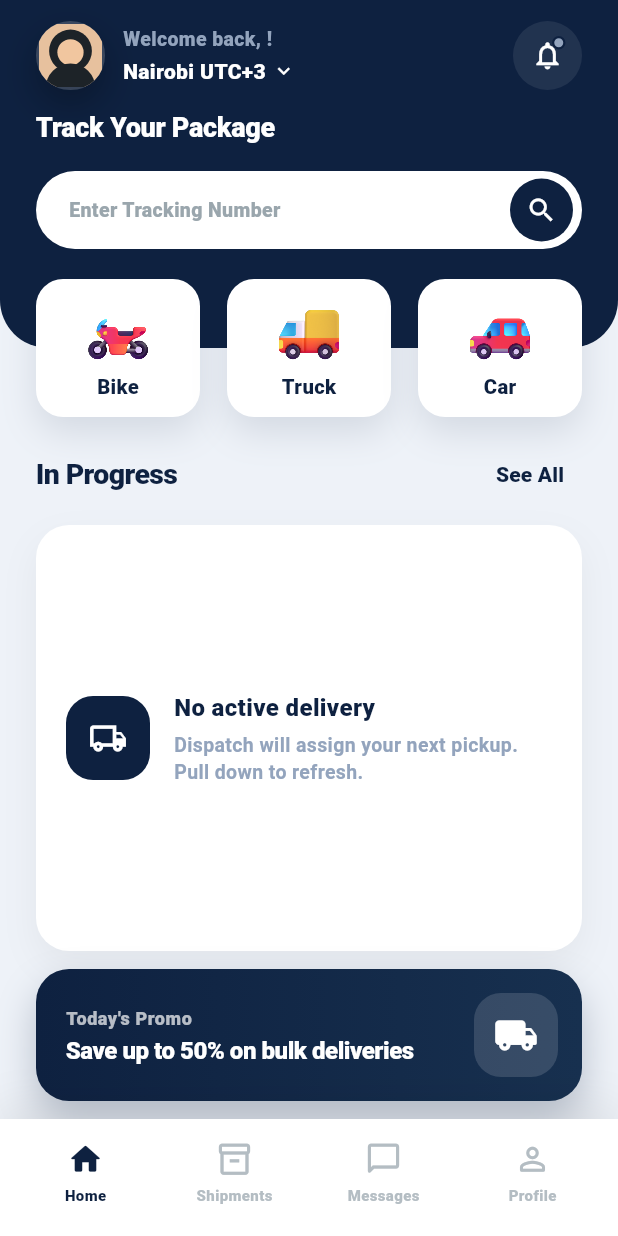
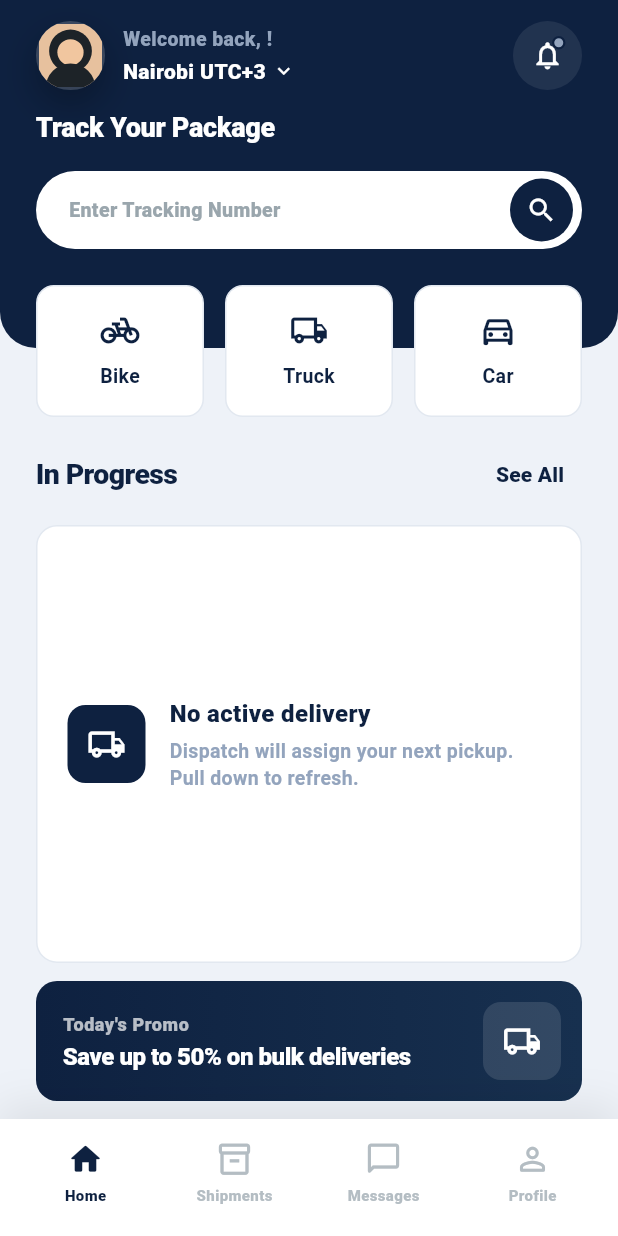
Before and after one commit to peter-tabani/logistics-system, a Flutter app: the DriverHomeScreen screen opened directly with empty values, on a phone screen of 412 x 824 dp. Run offline on Flutter 3.47's test engine with Material 3 defaults, Android fonts, the phone set to English and light mode, and no system bars; our stand-ins replace flutter_map, geolocator, google_maps_flutter, latlong2, shared_preferences; accounts and stored records are empty; network calls fail.

Commit message:
Enterprise-minimalist visual pass
- Replace colorful 3D vehicle images with uniform monochrome line icons
  (remove Fluent Emoji assets + pubspec entry)
- Tighter geometry across cards: radii to 12-14px, flat 1px #E2E8F0 borders
  instead of soft drop shadows, denser padding
- Sharper status tag (desaturated #F1F5F9 / slate, 8px), refined type weights
- Applies to home, shipments, messages, profile cards consistently

Co-Authored-By: Claude Opus 4.8 (1M context) <noreply@anthropic.com>

```diff
--- a/driver_app/lib/main.dart
+++ b/driver_app/lib/main.dart
@@ -1830,7 +1830,7 @@ class _DriverHomeScreenState extends State<DriverHomeScreen>
             padding: const EdgeInsets.fromLTRB(24, 14, 24, 66),
             decoration: const BoxDecoration(
               color: stanDark,
-              borderRadius: BorderRadius.vertical(bottom: Radius.circular(32)),
+              borderRadius: BorderRadius.vertical(bottom: Radius.circular(24)),
             ),
             child: Column(
               crossAxisAlignment: CrossAxisAlignment.stretch,
@@ -1905,24 +1905,21 @@ class _DriverHomeScreenState extends State<DriverHomeScreen>
               children: [
                 Expanded(
                   child: _buildTransportCard(
-                    asset: 'assets/vehicles/bike.png',
-                    fallbackIcon: Icons.two_wheeler,
+                    icon: Icons.pedal_bike,
                     label: 'Bike',
                   ),
                 ),
-                const SizedBox(width: 18),
+                const SizedBox(width: 14),
                 Expanded(
                   child: _buildTransportCard(
-                    asset: 'assets/vehicles/truck.png',
-                    fallbackIcon: Icons.local_shipping,
+                    icon: Icons.local_shipping_outlined,
                     label: 'Truck',
                   ),
                 ),
-                const SizedBox(width: 18),
+                const SizedBox(width: 14),
                 Expanded(
                   child: _buildTransportCard(
-                    asset: 'assets/vehicles/car.png',
-                    fallbackIcon: Icons.directions_car,
+                    icon: Icons.directions_car_outlined,
                     label: 'Car',
                   ),
                 ),
@@ -2064,43 +2061,25 @@ class _DriverHomeScreenState extends State<DriverHomeScreen>
     );
   }
 
-  Widget _buildTransportCard({
-    required String asset,
-    required IconData fallbackIcon,
-    required String label,
-  }) {
+  Widget _buildTransportCard({required IconData icon, required String label}) {
     return Container(
-      height: 92,
+      height: 88,
       decoration: BoxDecoration(
         color: Colors.white,
-        borderRadius: BorderRadius.circular(18),
-        boxShadow: [
-          BoxShadow(
-            color: stanDark.withValues(alpha: 0.12),
-            blurRadius: 20,
-            offset: const Offset(0, 10),
-          ),
-        ],
+        borderRadius: BorderRadius.circular(12),
+        border: Border.all(color: const Color(0xFFE2E8F0)),
       ),
       child: Column(
         mainAxisAlignment: MainAxisAlignment.center,
         children: [
-          Image.asset(
-            asset,
-            width: 46,
-            height: 46,
-            fit: BoxFit.contain,
-            filterQuality: FilterQuality.high,
-            errorBuilder: (_, _, _) =>
-                Icon(fallbackIcon, color: stanDark, size: 26),
-          ),
-          const SizedBox(height: 6),
+          Icon(icon, color: stanDark, size: 26),
+          const SizedBox(height: 8),
           Text(
             label,
             style: const TextStyle(
               color: stanDark,
-              fontSize: 13.5,
-              fontWeight: FontWeight.w900,
+              fontSize: 13,
+              fontWeight: FontWeight.w700,
             ),
           ),
         ],
@@ -2179,19 +2158,13 @@ class _DriverHomeScreenState extends State<DriverHomeScreen>
         });
         unawaited(_startTracking());
       },
-      borderRadius: BorderRadius.circular(24),
+      borderRadius: BorderRadius.circular(14),
       child: Container(
-        padding: const EdgeInsets.all(20),
+        padding: const EdgeInsets.all(16),
         decoration: BoxDecoration(
           color: Colors.white,
-          borderRadius: BorderRadius.circular(24),
-          boxShadow: [
-            BoxShadow(
-              color: stanDark.withValues(alpha: 0.08),
-              blurRadius: 24,
-              offset: const Offset(0, 12),
-            ),
-          ],
+          borderRadius: BorderRadius.circular(14),
+          border: Border.all(color: const Color(0xFFE2E8F0)),
         ),
         child: Column(
           crossAxisAlignment: CrossAxisAlignment.start,
@@ -2210,19 +2183,19 @@ class _DriverHomeScreenState extends State<DriverHomeScreen>
                         overflow: TextOverflow.ellipsis,
                         style: const TextStyle(
                           color: stanDark,
-                          fontSize: 17,
-                          fontWeight: FontWeight.w900,
+                          fontSize: 16,
+                          fontWeight: FontWeight.w800,
                           letterSpacing: -0.2,
                         ),
                       ),
-                      const SizedBox(height: 2),
+                      const SizedBox(height: 3),
                       Text(
                         _trackingCode(deliveryId),
                         style: const TextStyle(
-                          color: stanMuted,
-                          fontSize: 12,
-                          fontWeight: FontWeight.w800,
-                          letterSpacing: 0.4,
+                          color: Color(0xFF64748B),
+                          fontSize: 12.5,
+                          fontWeight: FontWeight.w700,
+                          letterSpacing: 0.3,
                         ),
                       ),
                     ],
@@ -2231,7 +2204,7 @@ class _DriverHomeScreenState extends State<DriverHomeScreen>
                 _buildStatusPill(status),
               ],
             ),
-            const SizedBox(height: 14),
+            const SizedBox(height: 16),
             _buildRouteConnector(delivery),
           ],
         ),
@@ -2245,23 +2218,17 @@ class _DriverHomeScreenState extends State<DriverHomeScreen>
       padding: const EdgeInsets.all(20),
       decoration: BoxDecoration(
         color: Colors.white,
-        borderRadius: BorderRadius.circular(22),
-        boxShadow: [
-          BoxShadow(
-            color: Colors.black.withValues(alpha: 0.05),
-            blurRadius: 20,
-            offset: const Offset(0, 10),
-          ),
-        ],
+        borderRadius: BorderRadius.circular(14),
+        border: Border.all(color: const Color(0xFFE2E8F0)),
       ),
       child: Row(
         children: [
           Container(
-            width: 56,
-            height: 56,
+            width: 52,
+            height: 52,
             decoration: BoxDecoration(
               color: stanDark,
-              borderRadius: BorderRadius.circular(18),
+              borderRadius: BorderRadius.circular(12),
             ),
             child: const Icon(
               Icons.local_shipping_outlined,
@@ -2305,21 +2272,14 @@ class _DriverHomeScreenState extends State<DriverHomeScreen>
     return Padding(
       padding: const EdgeInsets.symmetric(horizontal: 24),
       child: Container(
-        padding: const EdgeInsets.fromLTRB(20, 16, 16, 16),
+        padding: const EdgeInsets.fromLTRB(18, 14, 14, 14),
         decoration: BoxDecoration(
           gradient: const LinearGradient(
             begin: Alignment.centerLeft,
             end: Alignment.centerRight,
             colors: [stanDark, stanPanel],
           ),
-          borderRadius: BorderRadius.circular(22),
-          boxShadow: [
-            BoxShadow(
-              color: stanDark.withValues(alpha: 0.25),
-              blurRadius: 22,
-              offset: const Offset(0, 12),
-            ),
-          ],
+          borderRadius: BorderRadius.circular(14),
         ),
         child: Row(
           children: [
@@ -2355,16 +2315,16 @@ class _DriverHomeScreenState extends State<DriverHomeScreen>
             ),
             const SizedBox(width: 14),
             Container(
-              width: 56,
-              height: 56,
+              width: 52,
+              height: 52,
               decoration: BoxDecoration(
-                color: Colors.white.withValues(alpha: 0.14),
-                borderRadius: BorderRadius.circular(18),
+                color: Colors.white.withValues(alpha: 0.12),
+                borderRadius: BorderRadius.circular(12),
               ),
               child: const Icon(
-                Icons.local_shipping_rounded,
+                Icons.local_shipping_outlined,
                 color: Colors.white,
-                size: 30,
+                size: 26,
               ),
             ),
           ],
@@ -2551,24 +2511,18 @@ class _DriverHomeScreenState extends State<DriverHomeScreen>
       padding: const EdgeInsets.all(16),
       decoration: BoxDecoration(
         color: Colors.white,
-        borderRadius: BorderRadius.circular(22),
-        boxShadow: const [
-          BoxShadow(
-            blurRadius: 18,
-            color: Color(0x0D000000),
-            offset: Offset(0, 8),
-          ),
-        ],
+        borderRadius: BorderRadius.circular(14),
+        border: Border.all(color: const Color(0xFFE2E8F0)),
       ),
       child: Row(
         crossAxisAlignment: CrossAxisAlignment.start,
         children: [
           Container(
-            width: 46,
-            height: 46,
+            width: 44,
+            height: 44,
             decoration: BoxDecoration(
               color: color.withValues(alpha: 0.14),
-              borderRadius: BorderRadius.circular(15),
+              borderRadius: BorderRadius.circular(12),
             ),
             child: Center(
               child: Text(
@@ -2648,10 +2602,10 @@ class _DriverHomeScreenState extends State<DriverHomeScreen>
         children: [
           Container(
             width: double.infinity,
-            padding: const EdgeInsets.all(22),
+            padding: const EdgeInsets.all(20),
             decoration: BoxDecoration(
               color: stanDark,
-              borderRadius: BorderRadius.circular(28),
+              borderRadius: BorderRadius.circular(16),
             ),
             child: Row(
               children: [
@@ -2715,14 +2669,8 @@ class _DriverHomeScreenState extends State<DriverHomeScreen>
           Container(
             decoration: BoxDecoration(
               color: Colors.white,
-              borderRadius: BorderRadius.circular(24),
-              boxShadow: const [
-                BoxShadow(
-                  blurRadius: 18,
-                  color: Color(0x0D000000),
-                  offset: Offset(0, 10),
-                ),
-              ],
+              borderRadius: BorderRadius.circular(14),
+              border: Border.all(color: const Color(0xFFE2E8F0)),
             ),
             child: Column(
               children: [
@@ -2793,14 +2741,8 @@ class _DriverHomeScreenState extends State<DriverHomeScreen>
       padding: const EdgeInsets.symmetric(vertical: 16, horizontal: 12),
       decoration: BoxDecoration(
         color: Colors.white,
-        borderRadius: BorderRadius.circular(20),
-        boxShadow: const [
-          BoxShadow(
-            blurRadius: 16,
-            color: Color(0x0D000000),
-            offset: Offset(0, 8),
-          ),
-        ],
+        borderRadius: BorderRadius.circular(14),
+        border: Border.all(color: const Color(0xFFE2E8F0)),
       ),
       child: Column(
         children: [
@@ -2932,17 +2874,11 @@ class _DriverHomeScreenState extends State<DriverHomeScreen>
   Widget _buildInfoPanel(IconData icon, String title, String body) {
     return Container(
       width: double.infinity,
-      padding: const EdgeInsets.all(20),
+      padding: const EdgeInsets.all(18),
       decoration: BoxDecoration(
         color: Colors.white,
-        borderRadius: BorderRadius.circular(24),
-        boxShadow: [
-          BoxShadow(
-            color: Colors.black.withValues(alpha: 0.04),
-            blurRadius: 18,
-            offset: const Offset(0, 10),
-          ),
-        ],
+        borderRadius: BorderRadius.circular(14),
+        border: Border.all(color: const Color(0xFFE2E8F0)),
       ),
       child: Row(
         crossAxisAlignment: CrossAxisAlignment.start,
@@ -3038,18 +2974,12 @@ class _DriverHomeScreenState extends State<DriverHomeScreen>
     final isDelivered = status == 'delivered';
 
     return Container(
-      margin: const EdgeInsets.only(bottom: 16),
-      padding: const EdgeInsets.all(20),
+      margin: const EdgeInsets.only(bottom: 14),
+      padding: const EdgeInsets.all(18),
       decoration: BoxDecoration(
         color: Colors.white,
-        borderRadius: BorderRadius.circular(26),
-        boxShadow: const [
-          BoxShadow(
-            blurRadius: 24,
-            color: Color(0x0D000000),
-            offset: Offset(0, 12),
-          ),
-        ],
+        borderRadius: BorderRadius.circular(14),
+        border: Border.all(color: const Color(0xFFE2E8F0)),
       ),
       child: Column(
         crossAxisAlignment: CrossAxisAlignment.stretch,
@@ -3496,18 +3426,18 @@ class _DriverHomeScreenState extends State<DriverHomeScreen>
 
   Widget _buildStatusPill(String status) {
     return Container(
-      padding: const EdgeInsets.symmetric(horizontal: 12, vertical: 7),
+      padding: const EdgeInsets.symmetric(horizontal: 10, vertical: 5),
       decoration: BoxDecoration(
-        color: const Color(0xFFF3F4F6),
-        borderRadius: BorderRadius.circular(999),
+        color: const Color(0xFFF1F5F9),
+        borderRadius: BorderRadius.circular(8),
       ),
       child: Text(
         formatDeliveryStatus(status).toUpperCase(),
         style: const TextStyle(
-          color: Color(0xFF111827),
-          fontSize: 11,
-          fontWeight: FontWeight.w900,
-          letterSpacing: 0.5,
+          color: Color(0xFF475569),
+          fontSize: 10.5,
+          fontWeight: FontWeight.w800,
+          letterSpacing: 0.6,
         ),
       ),
     );
--- a/driver_app/pubspec.yaml
+++ b/driver_app/pubspec.yaml
@@ -63,11 +63,6 @@ flutter:
   # the material Icons class.
   uses-material-design: true
 
-  # Vehicle category art — Microsoft Fluent Emoji (MIT licensed).
-  # Source: https://github.com/microsoft/fluentui-emoji
-  assets:
-    - assets/vehicles/
-
   # To add assets to your application, add an assets section, like this:
   # assets:
   #   - images/a_dot_burr.jpeg
```
Also changed, not shown: driver_app/assets/vehicles/bike.png (deleted), driver_app/assets/vehicles/car.png (deleted), driver_app/assets/vehicles/truck.png (deleted), driver_app/stan_now.png.
